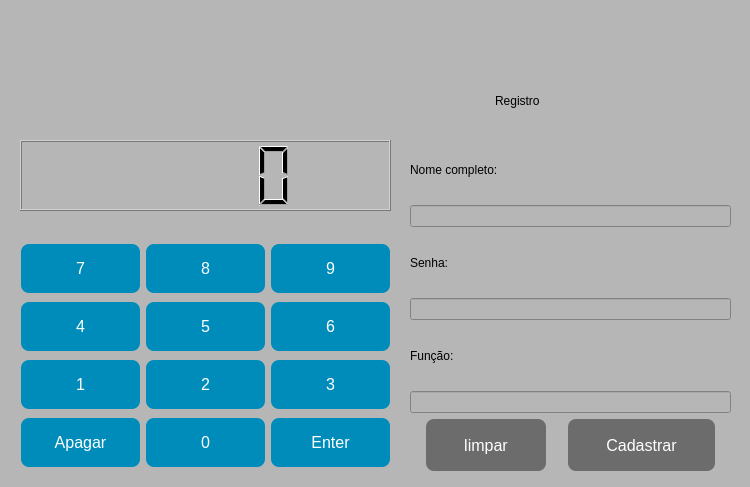
HCAlles/Embarcados-T3-2, file T3/untitled.ui: the form before one commit.
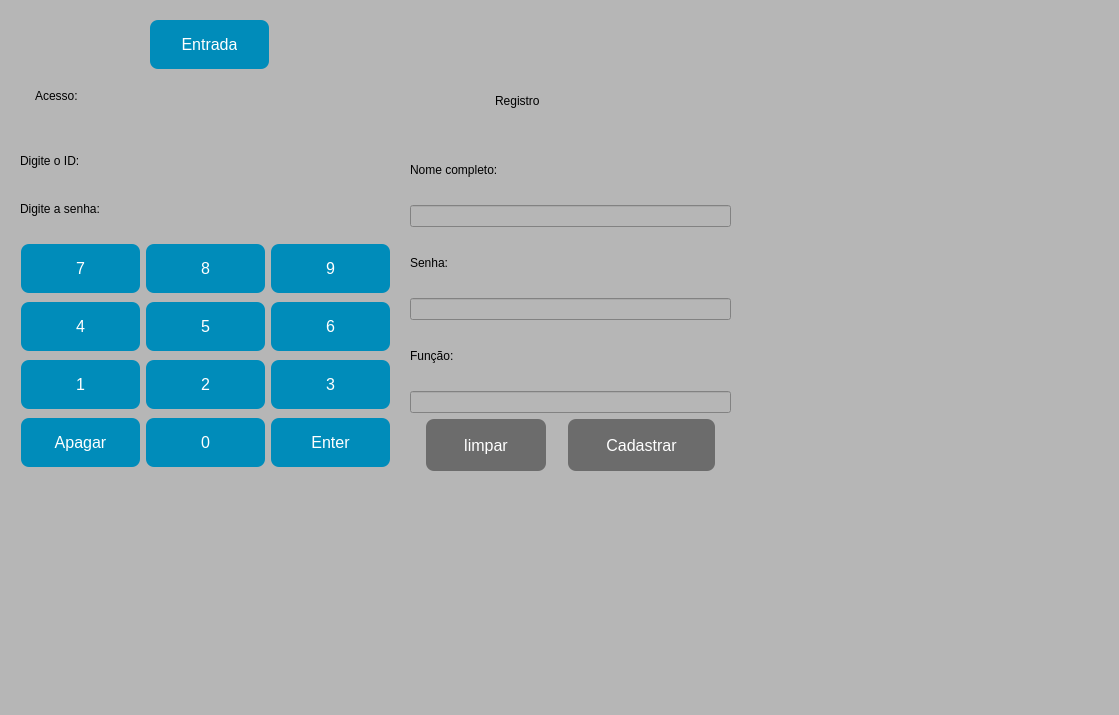
The form after the commit.

```diff
--- a/T3/untitled.ui
+++ b/T3/untitled.ui
@@ -9,8 +9,8 @@
    <rect>
     <x>0</x>
     <y>0</y>
-    <width>750</width>
-    <height>487</height>
+    <width>1119</width>
+    <height>715</height>
    </rect>
   </property>
   <property name="cursor">
@@ -25,19 +25,6 @@
   <property name="styleSheet">
    <string notr="true">background-color: rgb(182, 182, 182);</string>
   </property>
-  <widget class="QLCDNumber" name="lcd">
-   <property name="geometry">
-    <rect>
-     <x>20</x>
-     <y>140</y>
-     <width>371</width>
-     <height>71</height>
-    </rect>
-   </property>
-   <property name="styleSheet">
-    <string notr="true"/>
-   </property>
-  </widget>
   <widget class="QWidget" name="gridLayoutWidget">
    <property name="geometry">
     <rect>
@@ -403,6 +390,87 @@
     </item>
    </layout>
   </widget>
+  <widget class="QWidget" name="verticalLayoutWidget_2">
+   <property name="geometry">
+    <rect>
+     <x>20</x>
+     <y>139</y>
+     <width>371</width>
+     <height>91</height>
+    </rect>
+   </property>
+   <layout class="QVBoxLayout" name="verticalLayout_2">
+    <item>
+     <widget class="QLabel" name="label_digite_a_senha">
+      <property name="styleSheet">
+       <string notr="true">font: 63 11pt &quot;Yu Gothic UI Semibold&quot;;
+</string>
+      </property>
+      <property name="text">
+       <string>Digite o ID:</string>
+      </property>
+     </widget>
+    </item>
+    <item>
+     <widget class="QLabel" name="label_digite_o_ID">
+      <property name="styleSheet">
+       <string notr="true">font: 63 11pt &quot;Yu Gothic UI Semibold&quot;;
+</string>
+      </property>
+      <property name="text">
+       <string>Digite a senha:</string>
+      </property>
+     </widget>
+    </item>
+   </layout>
+  </widget>
+  <widget class="QLabel" name="label_acesso">
+   <property name="geometry">
+    <rect>
+     <x>0</x>
+     <y>60</y>
+     <width>211</width>
+     <height>71</height>
+    </rect>
+   </property>
+   <property name="styleSheet">
+    <string notr="true">font: 75 28pt &quot;MS Shell Dlg 2&quot;;
+
+border: none;
+ color: Black;
+padding: 15px 32px;
+text-align: center;
+text-decoration: none;
+border-radius: 8px;</string>
+   </property>
+   <property name="text">
+    <string>Acesso:</string>
+   </property>
+  </widget>
+  <widget class="QPushButton" name="bEntrada_saida">
+   <property name="geometry">
+    <rect>
+     <x>150</x>
+     <y>20</y>
+     <width>119</width>
+     <height>49</height>
+    </rect>
+   </property>
+   <property name="styleSheet">
+    <string notr="true">background-color: #008CBA; /* blue */
+border: none;
+ color: white;
+padding: 15px 32px;
+text-align: center;
+text-decoration: none;
+display: inline-block;
+font-size: 16px;
+border-radius: 8px;</string>
+   </property>
+   <property name="text">
+    <string>Entrada</string>
+   </property>
+  </widget>
  </widget>
  <resources/>
  <connections/>
```
Left out of the diff: 198 changed lines with no effect on the pictures.
